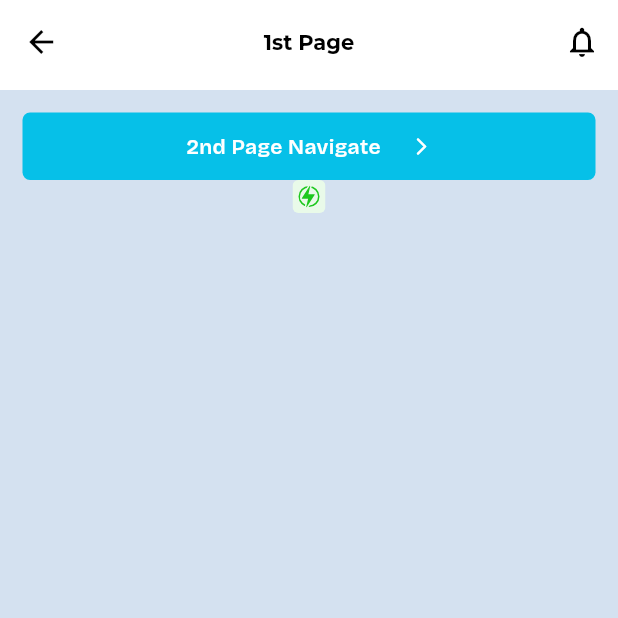
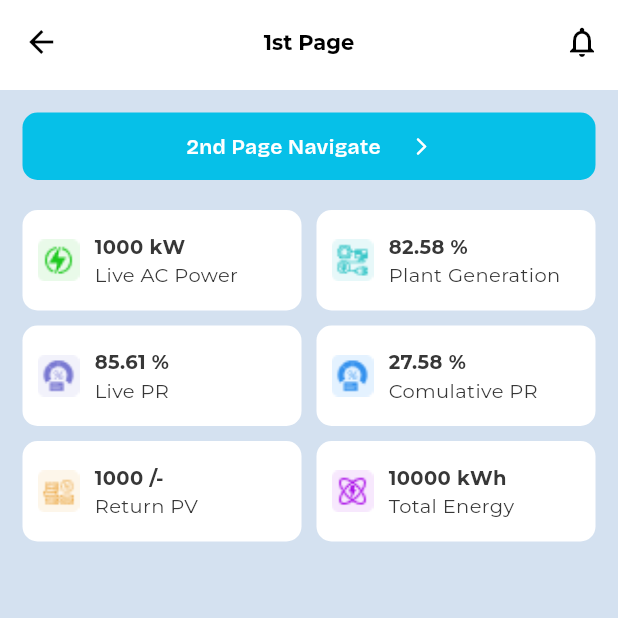
Before and after one commit to sardaarNiamotullah/scube, a Flutter app: the FirstPage screen opened directly, on a phone screen of 412 x 824 dp, the top half of it. Run offline on Flutter 3.47's test engine with Material 3 defaults, Android fonts, the phone set to English and light mode, and no system bars; our stand-ins replace flutter_svg, get, google_fonts.

Commit message:
feat: complete overview stat section of first page

```diff
--- a/lib/core/constants/assets_img_const.dart
+++ b/lib/core/constants/assets_img_const.dart
@@ -1,3 +1,10 @@
 class AssetsImgConst {
   static const String logo = 'assets/images/logo.png';
+
+  static const String acPower = 'assets/images/ac_power.png';
+  static const String cumulativePr = 'assets/images/cumulative_pr.png';
+  static const String livePr = 'assets/images/live_pr.png';
+  static const String plantGeneration = 'assets/images/plant_generation.png';
+  static const String returnPv = 'assets/images/return_pv.png';
+  static const String totalEnergy = 'assets/images/total_energy.png';
 }
--- a/lib/core/constants/assets_svg_const.dart
+++ b/lib/core/constants/assets_svg_const.dart
@@ -1,4 +1,3 @@
 class AssetsSvgConst {
   static const String eye = 'assets/svg/eye.svg';
-  static const String acPower = 'assets/svg/ac_power.svg';
 }
--- a/lib/features/first_page/presentation/first_page.dart
+++ b/lib/features/first_page/presentation/first_page.dart
@@ -1,12 +1,11 @@
 import 'package:flutter/material.dart';
-import 'package:flutter_svg/svg.dart';
 import 'package:get/get.dart';
-import 'package:scube/core/constants/assets_svg_const.dart';
 import 'package:scube/core/themes/custom_theme.dart';
 import 'package:scube/core/utils/ui_const.dart';
 import 'package:scube/core/widgets/appbar_common.dart';
 import 'package:scube/core/widgets/button_primary.dart';
 import 'package:scube/core/widgets/default_margin_widget.dart';
+import 'package:scube/features/first_page/presentation/sections/overview_stat_section.dart';
 import 'package:scube/features/second_page/presentation/second_page.dart';
 
 class FirstPage extends StatelessWidget {
@@ -31,21 +30,28 @@ class FirstPage extends StatelessWidget {
         child: Column(
           children: [
             gapH(15),
+            //===================================================================
+            // Navigation button
+            //===================================================================
             ButtonPrimary(
               text: '2nd Page Navigate',
               onPressed: () {
                 Get.to(() => const SecondPage());
               },
               bgColor: theme.cyan,
-              borderRadius: 5,
+              borderRadius: 10,
               icon: Icon(
                 Icons.arrow_forward_ios_rounded,
                 color: Colors.white,
                 size: 14,
               ),
             ),
+            gapH(20),
 
-            SvgPicture.asset(AssetsSvgConst.acPower),
+            //===================================================================
+            // Overview stats section
+            //===================================================================
+            const OverviewStatSection(),
           ],
         ),
       ),
--- /dev/null
+++ b/lib/features/first_page/presentation/sections/cards/overview_stat_card.dart
@@ -0,0 +1,36 @@
+import 'package:flutter/material.dart';
+import 'package:scube/core/utils/text_utils.dart';
+import 'package:scube/core/utils/ui_const.dart';
+
+class OverviewStatCard extends StatelessWidget {
+  final String value;
+  final String title;
+  final String iconAddress;
+  const OverviewStatCard({
+    super.key,
+    required this.value,
+    required this.title,
+    required this.iconAddress,
+  });
+
+  @override
+  Widget build(BuildContext context) {
+    return Container(
+      padding: EdgeInsets.symmetric(horizontal: 10, vertical: 15),
+      decoration: BoxDecoration(color: Colors.white, borderRadius: radius(10)),
+      child: Row(
+        children: [
+          Image.asset(iconAddress, height: 28, width: 28, fit: BoxFit.cover),
+          gapW(10),
+          Column(
+            crossAxisAlignment: .start,
+            children: [
+              Text(value, style: TextUtils.b1Bold(context: context)),
+              Text(title, style: TextUtils.b1Regular(context: context)),
+            ],
+          ),
+        ],
+      ),
+    );
+  }
+}
--- /dev/null
+++ b/lib/features/first_page/presentation/sections/overview_stat_section.dart
@@ -0,0 +1,57 @@
+import 'package:flutter/material.dart';
+import 'package:flutter_staggered_grid_view/flutter_staggered_grid_view.dart';
+import 'package:scube/core/constants/assets_img_const.dart';
+import 'package:scube/features/first_page/presentation/sections/cards/overview_stat_card.dart';
+
+class OverviewStatSection extends StatelessWidget {
+  const OverviewStatSection({super.key});
+
+  @override
+  Widget build(BuildContext context) {
+    final List<Map<String, String>> overviewStats = [
+      {
+        'value': '1000 kW',
+        'title': 'Live AC Power',
+        'icon': AssetsImgConst.acPower,
+      },
+      {
+        'value': '82.58 %',
+        'title': 'Plant Generation',
+        'icon': AssetsImgConst.plantGeneration,
+      },
+      {'value': '85.61 %', 'title': 'Live PR', 'icon': AssetsImgConst.livePr},
+      {
+        'value': '27.58 %',
+        'title': 'Comulative PR',
+        'icon': AssetsImgConst.cumulativePr,
+      },
+      {
+        'value': '1000 /-',
+        'title': 'Return PV',
+        'icon': AssetsImgConst.returnPv,
+      },
+      {
+        'value': '10000 kWh',
+        'title': 'Total Energy',
+        'icon': AssetsImgConst.totalEnergy,
+      },
+    ];
+    return MasonryGridView.count(
+      crossAxisCount: 2,
+      itemCount: overviewStats.length,
+      mainAxisSpacing: 10,
+      crossAxisSpacing: 10,
+      shrinkWrap: true,
+      physics: const NeverScrollableScrollPhysics(),
+      itemBuilder: (context, index) {
+        final item = overviewStats[index];
+
+        return OverviewStatCard(
+          value: item['value']!,
+          title: item['title']!,
+          iconAddress: item['icon']!,
+        );
+      },
+    );
+  }
+}
--- a/pubspec.yaml
+++ b/pubspec.yaml
@@ -34,13 +34,11 @@ dependencies:
   # The following adds the Cupertino Icons font to your application.
   # Use with the CupertinoIcons class for iOS style icons.
   cupertino_icons: ^1.0.8
-  cached_network_image: ^3.4.1
   flutter_staggered_grid_view: ^0.7.0
   flutter_svg: ^2.2.3
   get: ^4.7.3
   google_fonts: ^6.3.3
   intl: ^0.20.2
-  video_player: ^2.10.1
 
 dev_dependencies:
   flutter_test:
```
Also changed, not shown: assets/images/ac_power.png (added), assets/images/cumulative_pr.png (added), assets/images/live_pr.png (added), assets/images/plant_generation.png (added), assets/images/return_pv.png (added), assets/images/total_energy.png (added), assets/svg/ac_power.svg (deleted), pubspec.lock, 3 other files.
